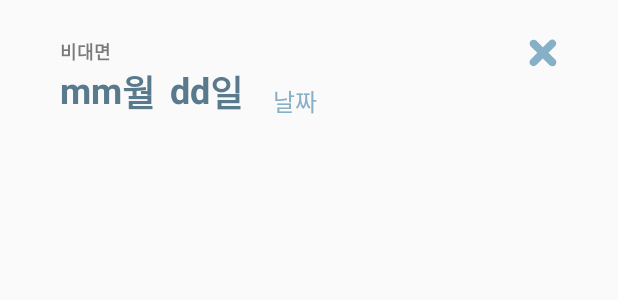
After one commit to sonekthree/metering, an Android app: the layout schedule_bottom_sheet_layout.xml on its own in the app's theme, with its tools: preview values and no code run, on a phone screen of 412 x 824 dp. The commit adds this screen. Shown: the top 300 px of the screen. Run offline under Robolectric (Android 15) with nearby library versions, the phone set to English and light mode, and no system bars.

Commit message:
calendarview eventDeco FEAT, bottom_shee_dialog ADD

```diff
--- a/app/src/main/java/com/exam/metering/viewClassFragment/scheduleFragment.java
+++ b/app/src/main/java/com/exam/metering/viewClassFragment/scheduleFragment.java
@@ -2,7 +2,6 @@ package com.exam.metering.viewClassFragment;
 
 import android.graphics.drawable.Drawable;
 import android.os.Bundle;
-import android.util.Log;
 import android.view.LayoutInflater;
 import android.view.View;
 import android.view.ViewGroup;
@@ -25,27 +24,47 @@ import java.util.HashSet;
 
 
 public class scheduleFragment extends Fragment {
+    MaterialCalendarView calendarView;
 
-    MaterialCalendarView calendarView;
-//setOnDateChangedListener 날짜 선택 리스너
+
     @Nullable
     @Override
     public View onCreateView(@NonNull LayoutInflater inflater, @Nullable ViewGroup container, @Nullable Bundle savedInstanceState) {
         View view = inflater.inflate(R.layout.fragment_schedule, container, false);
-
+        HashSet<CalendarDay> eventdates = new HashSet<>();
         calendarView = view.findViewById(R.id.calendarView);
 
         //calendarView.setSelectionMode(MaterialCalendarView.SELECTION_MODE_NONE);
+        //calendarView.setDateSelected(CalendarDay.from(2021, 11, 12), true);
+        //calendarView.setDateSelected(CalendarDay.from(2021, 11, 15), true);
 
-        calendarView.setDateSelected(CalendarDay.from(2021, 11, 12), true);
-        //calendarView.setDateSelected(CalendarDay.from(2021, 11, 15), true);
         calendarView.setDateSelected(CalendarDay.today(), false);
-        calendarView.addDecorator(new EventDecorator(Collections.singleton(CalendarDay.from(2021, 11, 15)),scheduleFragment.this));
-        calendarView.addDecorator(new EventDecorator(Collections.singleton(CalendarDay.from(2021, 11, 14)),scheduleFragment.this));
+
+        eventdates.add(CalendarDay.from(2021, 11, 15));
+        eventdates.add(CalendarDay.from(2021, 11, 14));
+
+        for(CalendarDay cal : eventdates){
+            calendarView.addDecorator(new EventDecorator(Collections.singleton(cal),scheduleFragment.this));
+        }
+
+
+//        calendarView.addDecorator(new EventDecorator(Collections.singleton(CalendarDay.from(2021, 11, 15)),scheduleFragment.this));
+//        calendarView.addDecorator(new EventDecorator(Collections.singleton(CalendarDay.from(2021, 11, 14)),scheduleFragment.this));
+
         calendarView.setOnDateChangedListener(new OnDateSelectedListener() {
             @Override
             public void onDateSelected(@NonNull MaterialCalendarView widget, @NonNull CalendarDay date, boolean selected) {
-                Log.d("HO", String.valueOf(selected));
+                Bundle bundle = new Bundle();
+                if(eventdates.contains(date)){
+                    bundle.putString("style", "비대면");
+                    bundle.putString("month", String.valueOf(date.getMonth()));
+                    bundle.putString("day", String.valueOf(date.getDay()));
+                    bundle.putString("time", "09:00:00~11:00:00");
+
+                    schedule_bottom_sheet bottomDialog = new schedule_bottom_sheet();
+                    bottomDialog.setArguments(bundle);
+                    bottomDialog.show(getFragmentManager(), "bottomsheet");
+                }
             }
 
 
@@ -55,9 +74,13 @@ public class scheduleFragment extends Fragment {
     }
 }
 
+
+
 class EventDecorator implements DayViewDecorator {
     private final HashSet<CalendarDay> dates;
     private final Drawable drawable;
+
+
     public EventDecorator(Collection<CalendarDay> dates, Fragment context) {
         drawable = context.getResources().getDrawable(R.drawable.ellipse39);
         this.dates = new HashSet<>(dates);
--- /dev/null
+++ b/app/src/main/java/com/exam/metering/viewClassFragment/schedule_bottom_sheet.java
@@ -0,0 +1,52 @@
+package com.exam.metering.viewClassFragment;
+
+import android.os.Bundle;
+import android.view.LayoutInflater;
+import android.view.View;
+import android.view.ViewGroup;
+import android.widget.Button;
+import android.widget.TextView;
+
+import androidx.annotation.NonNull;
+import androidx.annotation.Nullable;
+
+import com.exam.metering.R;
+import com.google.android.material.bottomsheet.BottomSheetDialogFragment;
+
+public class schedule_bottom_sheet extends BottomSheetDialogFragment{
+    private View view;
+    TextView tv1, tv2, tv3, tv4;
+    Button close_btn;
+
+    @Nullable
+    @Override
+    public View onCreateView(@NonNull LayoutInflater inflater, @Nullable ViewGroup container, @Nullable Bundle savedInstanceState) {
+        view = inflater.inflate(R.layout.schedule_bottom_sheet_layout, container, false);
+        Bundle mArgs = getArguments();
+        String tvStyle = mArgs.getString("style");
+        String tvMonth = mArgs.getString("month");
+        String tvDay = mArgs.getString("day");
+        String tvTime = mArgs.getString("time");
+
+        tv1 = view.findViewById(R.id.tv_style);
+        tv2 = view.findViewById(R.id.tv_month);
+        tv3 = view.findViewById(R.id.tv_day);
+        tv4 = view.findViewById(R.id.tv_time);
+
+        tv1.setText(tvStyle);
+        tv2.setText(tvMonth);
+        tv3.setText(tvDay);
+        tv4.setText(tvTime);
+
+        close_btn = view.findViewById(R.id.close_btn);
+
+        close_btn.setOnClickListener(new View.OnClickListener() {
+            @Override
+            public void onClick(View view) {
+                dismiss();
+            }
+        });
+
+        return view;
+    }
+}
--- /dev/null
+++ b/app/src/main/res/drawable/bottom_dialog_custom.xml
@@ -0,0 +1,11 @@
+<?xml version="1.0" encoding="utf-8"?>
+<shape xmlns:android="http://schemas.android.com/apk/res/android"
+    android:shape="rectangle">
+    <solid android:color="#FFFFFF" />
+    <stroke
+        android:width="3dp"
+        android:color="@color/mint" />
+    <corners
+        android:topLeftRadius="16dp"
+        android:topRightRadius="16dp" />
+</shape>
--- /dev/null
+++ b/app/src/main/res/drawable/ic_union.xml
@@ -0,0 +1,10 @@
+<vector xmlns:android="http://schemas.android.com/apk/res/android"
+    android:width="16dp"
+    android:height="16dp"
+    android:viewportWidth="16"
+    android:viewportHeight="16">
+  <path
+      android:pathData="M14.4294,1.4294C13.61,0.61 12.2814,0.61 11.462,1.4294L7.9293,4.962L4.4674,1.5C3.6479,0.6806 2.3194,0.6806 1.5,1.5C0.6806,2.3194 0.6806,3.648 1.5,4.4674L4.962,7.9294L1.4295,11.4619C0.61,12.2813 0.61,13.6099 1.4295,14.4293C2.2489,15.2487 3.5774,15.2487 4.3968,14.4293L7.9293,10.8968L11.5325,14.5C12.3519,15.3194 13.6805,15.3194 14.4999,14.5C15.3193,13.6805 15.3193,12.352 14.4999,11.5326L10.8967,7.9294L14.4294,4.3967C15.2488,3.5773 15.2488,2.2488 14.4294,1.4294Z"
+      android:fillColor="#86AFC8"
+      android:fillType="evenOdd"/>
+</vector>
--- /dev/null
+++ b/app/src/main/res/layout/schedule_bottom_sheet_layout.xml
@@ -0,0 +1,91 @@
+<?xml version="1.0" encoding="utf-8"?>
+<androidx.constraintlayout.widget.ConstraintLayout xmlns:android="http://schemas.android.com/apk/res/android"
+    xmlns:app="http://schemas.android.com/apk/res-auto"
+    xmlns:tools="http://schemas.android.com/tools"
+    android:layout_width="match_parent"
+    android:layout_height="match_parent"
+    android:paddingBottom="25dp"
+    tools:context=".viewClassFragment.schedule_bottom_sheet">
+
+    <TextView
+        android:id="@+id/tv_style"
+        android:layout_width="wrap_content"
+        android:layout_height="wrap_content"
+        android:text="비대면"
+        android:textSize="12sp"
+        android:textStyle="bold"
+        android:textColor="#7A7A7A"
+        android:layout_marginTop="25dp"
+        android:layout_marginStart="40dp"
+        app:layout_constraintTop_toTopOf="parent"
+        app:layout_constraintStart_toStartOf="parent"/>
+
+    <Button
+        android:id="@+id/close_btn"
+        android:layout_width="20dp"
+        android:layout_height="20dp"
+        android:layout_marginEnd="40dp"
+        android:background="@drawable/ic_union"
+        app:layout_constraintEnd_toEndOf="parent"
+        app:layout_constraintTop_toTopOf="@id/tv_style"
+        />
+
+    <TextView
+        android:id="@+id/tv_month"
+        android:layout_width="wrap_content"
+        android:layout_height="wrap_content"
+        android:text="mm"
+        android:textSize="24sp"
+        android:textStyle="bold"
+        android:textColor="#597A8D"
+        app:layout_constraintTop_toBottomOf="@id/tv_style"
+        app:layout_constraintStart_toStartOf="@id/tv_style"/>
+
+    <TextView
+        android:id="@+id/String_month"
+        android:layout_width="wrap_content"
+        android:layout_height="wrap_content"
+        android:text="월"
+        android:textSize="24sp"
+        android:textStyle="bold"
+        android:textColor="#597A8D"
+        app:layout_constraintTop_toBottomOf="@id/tv_style"
+        app:layout_constraintStart_toEndOf="@id/tv_month"/>
+
+    <TextView
+        android:id="@+id/tv_day"
+        android:layout_width="wrap_content"
+        android:layout_height="wrap_content"
+        android:text="dd"
+        android:textSize="24sp"
+        android:textStyle="bold"
+        android:textColor="#597A8D"
+        android:layout_marginStart="10dp"
+        app:layout_constraintTop_toBottomOf="@id/tv_style"
+        app:layout_constraintStart_toEndOf="@id/String_month"/>
+
+    <TextView
+        android:id="@+id/String_day"
+        android:layout_width="wrap_content"
+        android:layout_height="wrap_content"
+        android:text="일"
+        android:textSize="24sp"
+        android:textStyle="bold"
+        android:textColor="#597A8D"
+        app:layout_constraintTop_toBottomOf="@id/tv_style"
+        app:layout_constraintStart_toEndOf="@id/tv_day"/>
+
+
+    <TextView
+        android:id="@+id/tv_time"
+        android:layout_width="wrap_content"
+        android:layout_height="wrap_content"
+        android:text="날짜"
+        android:textSize="16sp"
+        android:textColor="@color/mint"
+        android:layout_marginStart="20dp"
+        app:layout_constraintBottom_toBottomOf="@id/String_day"
+        app:layout_constraintStart_toEndOf="@id/String_day"/>
+
+
+</androidx.constraintlayout.widget.ConstraintLayout>
--- a/app/src/main/res/values/styles.xml
+++ b/app/src/main/res/values/styles.xml
@@ -9,4 +9,16 @@
         <item name="android:textColor">@color/mint</item>
         <item name="android:textStyle">bold</item>
     </style>
+
+
+    <style name="AppBottomSheetDialogTheme"
+        parent="Theme.Design.Light.BottomSheetDialog">
+        <item name="bottomSheetStyle">@style/AppModalStyle</item>
+    </style>
+
+    <style name="AppModalStyle"
+        parent="Widget.Design.BottomSheet.Modal">
+        <item name="android:background">@drawable/bottom_dialog_custom</item>
+    </style>
+
 </resources>
--- a/app/src/main/res/values/themes.xml
+++ b/app/src/main/res/values/themes.xml
@@ -14,6 +14,7 @@
         <item name="android:actionBarSize">48dp</item>
         <item name="actionBarSize">48dp</item>
         <!-- Customize your theme here. -->
+        <item name="bottomSheetDialogTheme">@style/AppBottomSheetDialogTheme</item>
     </style>
     <style name="SplashTheme" parent="Theme.AppCompat.NoActionBar">
         <item name="android:windowBackground">@drawable/background_splash</item>
```
